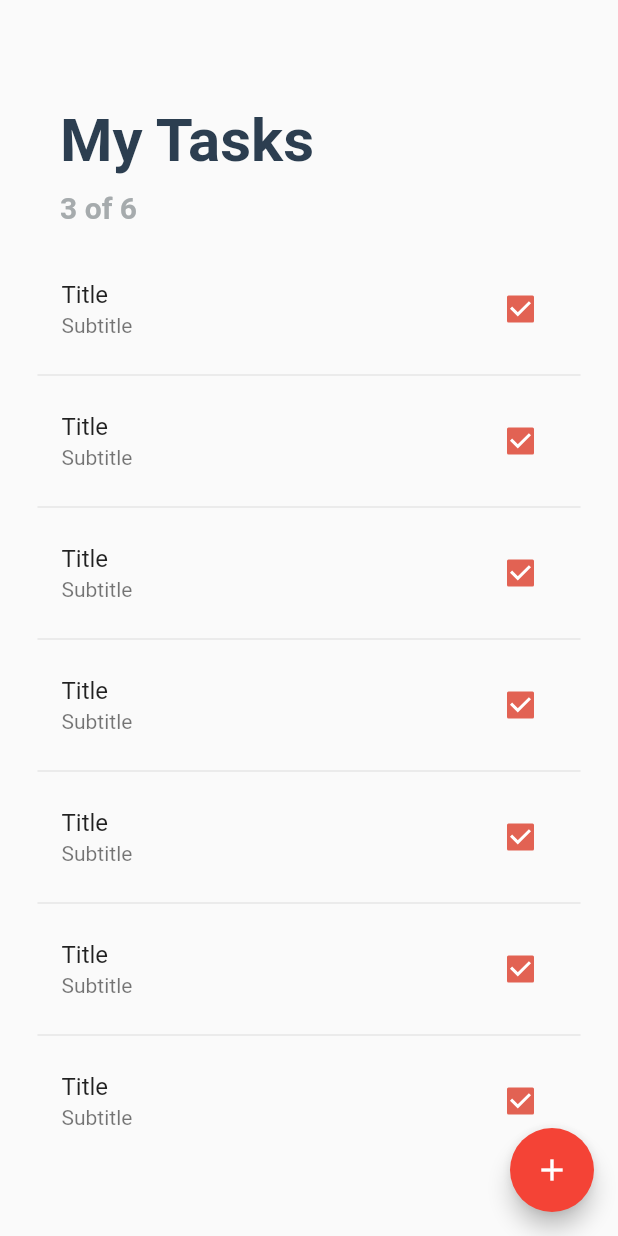
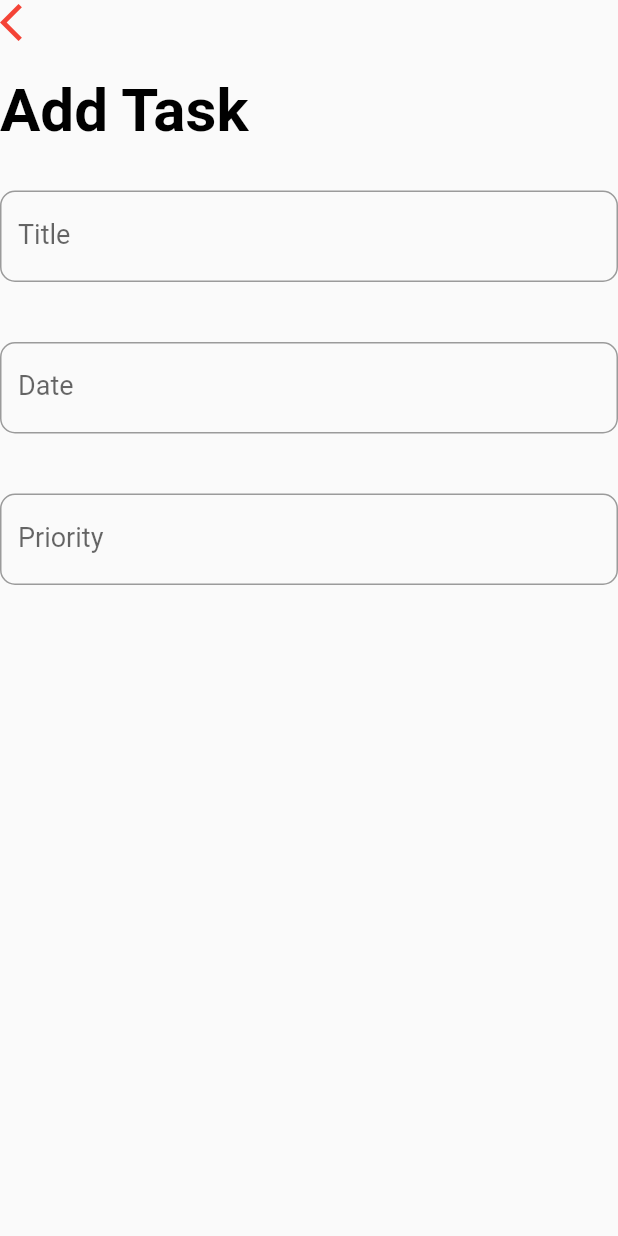
Before and after one commit to HossamMuhammedOmar/Todo_List_App_Flutter, a Flutter app: the screen it shows after launch, after a tap on the "add" icon, on a phone screen of 412 x 824 dp. Run offline on Flutter 3.47's test engine with Material 2 defaults, Android fonts, the phone set to English and light mode, and no system bars.

Commit message:
update project

```diff
--- /dev/null
+++ b/lib/screens/add_task_screen.dart
@@ -0,0 +1,127 @@
+import 'package:flutter/material.dart';
+
+class AddTaskScreen extends StatefulWidget {
+  AddTaskScreen({Key key}) : super(key: key);
+
+  @override
+  _AddTaskScreenState createState() => _AddTaskScreenState();
+}
+
+class _AddTaskScreenState extends State<AddTaskScreen> {
+  final _formKey = GlobalKey<FormState>();
+  String _title;
+  DateTime _date = DateTime.now();
+  String _priority;
+  TextEditingController _dateController = TextEditingController();
+
+  _handleDatePicker() async {
+    print('showDatePicker');
+    final DateTime date = await showDatePicker(
+      context: context,
+      initialDate: _date,
+      firstDate: DateTime(2020),
+      lastDate: DateTime(2120),
+    );
+    if (date != null && date != _date) {
+      setState(() {
+        _date = date;
+      });
+    }
+    _dateController.text = _date.toString();
+  }
+
+  @override
+  Widget build(BuildContext context) {
+    return SafeArea(
+      child: Scaffold(
+        body: Container(
+          child: Column(
+            crossAxisAlignment: CrossAxisAlignment.start,
+            children: [
+              GestureDetector(
+                onTap: () => Navigator.pop(context),
+                child: Icon(
+                  Icons.arrow_back_ios,
+                  color: Theme.of(context).primaryColor,
+                  size: 30.0,
+                ),
+              ),
+              SizedBox(height: 20.0),
+              Text(
+                'Add Task',
+                style: TextStyle(
+                  color: Colors.black,
+                  fontSize: 40.0,
+                  fontWeight: FontWeight.bold,
+                ),
+              ),
+              SizedBox(height: 10.0),
+              Form(
+                key: _formKey,
+                child: Column(
+                  children: [
+                    Padding(
+                      padding: EdgeInsets.symmetric(vertical: 20.0),
+                      child: TextFormField(
+                        style: TextStyle(
+                          fontSize: 18.0,
+                        ),
+                        decoration: InputDecoration(
+                          labelText: 'Title',
+                          labelStyle: TextStyle(fontSize: 18.0),
+                          border: OutlineInputBorder(
+                            borderRadius: BorderRadius.circular(10.0),
+                          ),
+                        ),
+                        validator: (input) => input.trim().toString().isEmpty
+                            ? 'Please enter a task title'
+                            : null,
+                        onSaved: (value) => _title = value,
+                        initialValue: _title,
+                      ),
+                    ),
+                    Padding(
+                      padding: EdgeInsets.symmetric(vertical: 20.0),
+                      child: TextFormField(
+                        controller: _dateController,
+                        onTap: _handleDatePicker,
+                        style: TextStyle(fontSize: 18.0),
+                        decoration: InputDecoration(
+                          labelText: 'Date',
+                          labelStyle: TextStyle(fontSize: 18.0),
+                          border: OutlineInputBorder(
+                            borderRadius: BorderRadius.circular(10.0),
+                          ),
+                        ),
+                      ),
+                    ),
+                    Padding(
+                      padding: EdgeInsets.symmetric(vertical: 20.0),
+                      child: TextFormField(
+                        style: TextStyle(
+                          fontSize: 18.0,
+                        ),
+                        decoration: InputDecoration(
+                          labelText: 'Priority',
+                          labelStyle: TextStyle(fontSize: 18.0),
+                          border: OutlineInputBorder(
+                            borderRadius: BorderRadius.circular(10.0),
+                          ),
+                        ),
+                        validator: (input) => input.trim().toString().isEmpty
+                            ? 'Please enter a task title'
+                            : null,
+                        onSaved: (value) => _title = value,
+                        initialValue: _title,
+                      ),
+                    ),
+                  ],
+                ),
+              ),
+            ],
+          ),
+        ),
+      ),
+    );
+  }
+}
--- a/lib/screens/todo_list_screen.dart
+++ b/lib/screens/todo_list_screen.dart
@@ -1,12 +1,9 @@
+import 'package:Todo_List_App_Flutter/screens/add_task_screen.dart';
 import 'package:flutter/material.dart';
 
 class TodoListScreen extends StatefulWidget {
   @override
   _TodoListScreenState createState() => _TodoListScreenState();
-}
-
-_navigateToAddTaskScreen() {
-  print('Navigate To Add Task Screen');
 }
 
 class _TodoListScreenState extends State<TodoListScreen> {
@@ -70,7 +67,8 @@ class _TodoListScreenState extends State<TodoListScreen> {
           ),
         ),
         floatingActionButton: FloatingActionButton(
-          onPressed: _navigateToAddTaskScreen,
+          onPressed: () => Navigator.push(
+              context, MaterialPageRoute(builder: (_) => AddTaskScreen())),
           child: Icon(Icons.add),
         ),
       ),
--- a/pubspec.yaml
+++ b/pubspec.yaml
@@ -3,7 +3,7 @@ description: A new Flutter project.
 
 # The following line prevents the package from being accidentally published to
 # pub.dev using `pub publish`. This is preferred for private packages.
-publish_to: 'none' # Remove this line if you wish to publish to pub.dev
+publish_to: "none" # Remove this line if you wish to publish to pub.dev
 
 # The following defines the version and build number for your application.
 # A version number is three numbers separated by dots, like 1.2.43
@@ -24,10 +24,10 @@ dependencies:
   flutter:
     sdk: flutter
 
-
   # The following adds the Cupertino Icons font to your application.
   # Use with the CupertinoIcons class for iOS style icons.
   cupertino_icons: ^1.0.0
+  intl: ^0.16.1
 
 dev_dependencies:
   flutter_test:
@@ -38,7 +38,6 @@ dev_dependencies:
 
 # The following section is specific to Flutter.
 flutter:
-
   # The following line ensures that the Material Icons font is
   # included with your application, so that you can use the icons in
   # the material Icons class.
```
Also changed, not shown: pubspec.lock, 1 other file.
